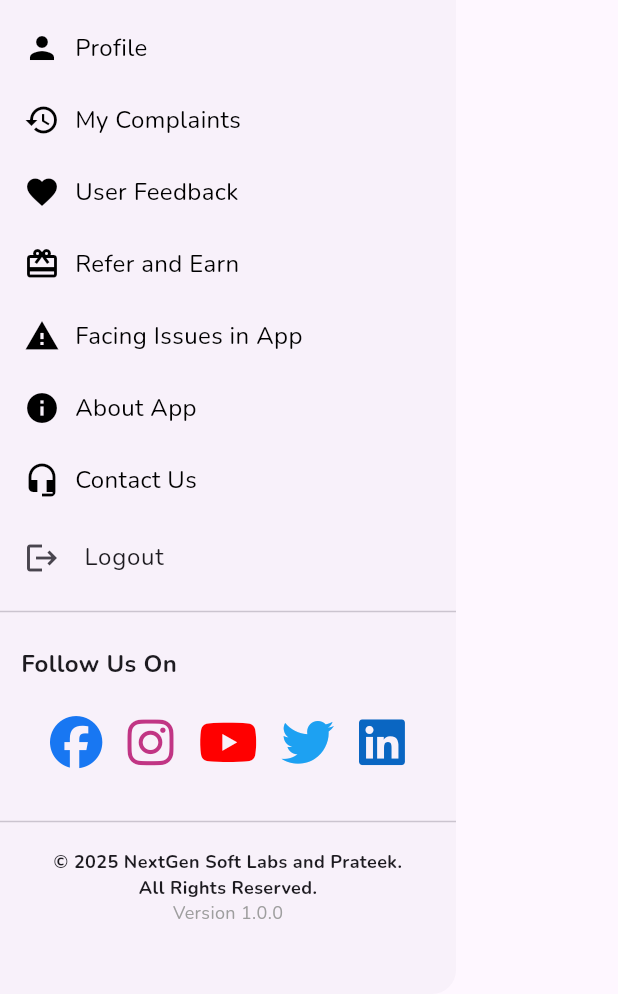
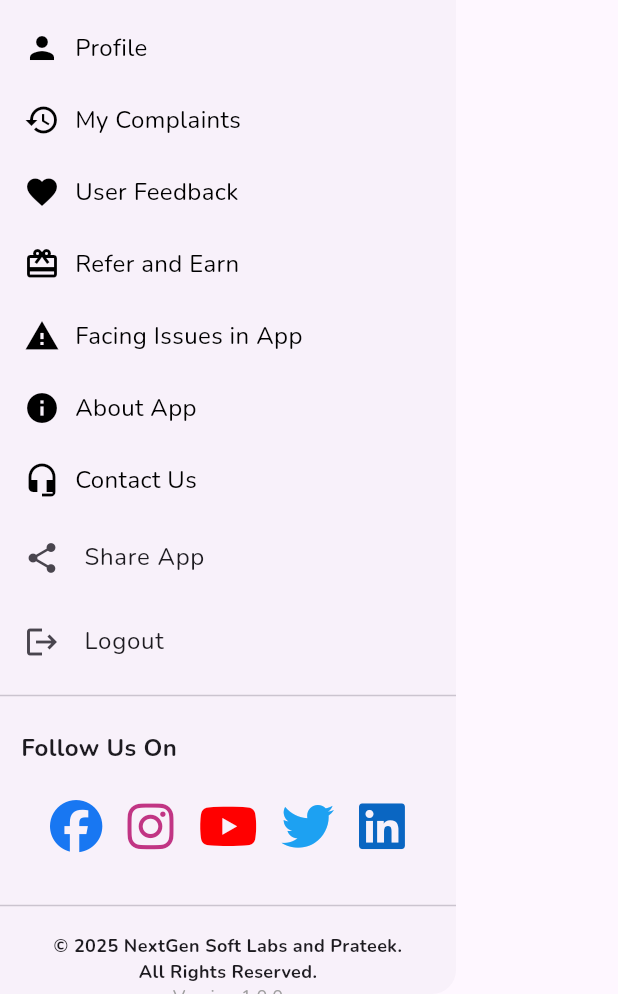
Before and after one commit to shrutisachan08/NagarVikas, a Flutter app: the AppDrawer widget shown alone on an empty page, opened directly, on a phone screen of 412 x 824 dp, the part 242-1236 px from its top. Run offline on Flutter 3.47's test engine with Material 3 defaults, Android fonts, the phone set to English and light mode, and no system bars; our stand-ins replace animate_do, animated_text_kit, connectivity_plus, dio, firebase_auth, firebase_core and 13 more; missing offline and left inert: onesignal_flutter; accounts and stored records are empty; project files that could hold a hidden picture were left out.

Commit message:
Add Share App feature to drawer

```diff
--- a/lib/screen/issue_selection.dart
+++ b/lib/screen/issue_selection.dart
@@ -26,6 +26,7 @@ import 'discussion.dart';
 import 'package:font_awesome_flutter/font_awesome_flutter.dart';
 import 'package:animate_do/animate_do.dart';
 import 'package:onesignal_flutter/onesignal_flutter.dart';
+import 'package:share_plus/share_plus.dart';
 
 // Main Stateful Widget for Issue Selection Page
 class IssueSelectionPage extends StatefulWidget {
@@ -336,6 +337,17 @@ Future<void> _loadAppVersion() async {
         buildDrawerItem(context, Icons.info, "About App", AboutAppPage()),
         buildDrawerItem(
             context, Icons.headset_mic, "Contact Us", ContactUsPage()),
+        //Share App
+        ListTile(
+                leading: Icon(Icons.share),
+                title: Text('Share App'),
+                onTap: () {
+                  Share.share(
+                    'Check out this app: https://github.com/Prateek9876/NagarVikas',
+                    subject: 'NagarVikas App',
+                  );
+                },
+              ),
 
         // Logout Option
         ListTile(
--- a/pubspec.yaml
+++ b/pubspec.yaml
@@ -64,6 +64,7 @@ dependencies:
   lottie: ^3.3.1
   connectivity_plus: ^6.1.4
   provider: ^6.1.5
+  share_plus: ^11.0.0
 
 
 dev_dependencies:
```
Also changed, not shown: pubspec.lock.
